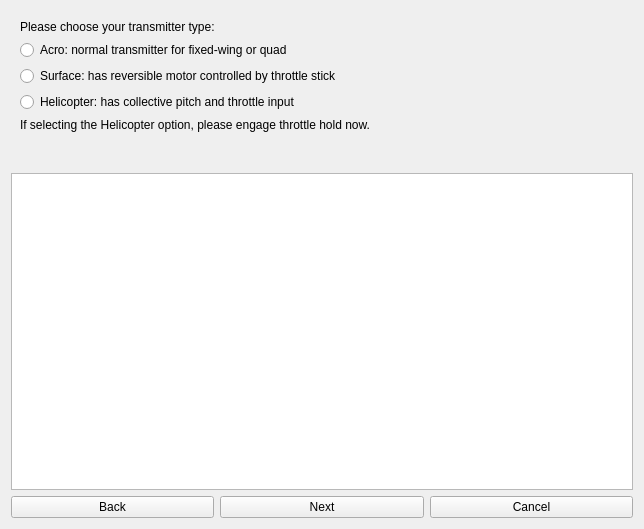
This is ground/openpilotgcs/src/plugins/config/input_wizard.ui in openpilot/OpenPilot as Qt 5 draws it before an edit. The edited form follows.
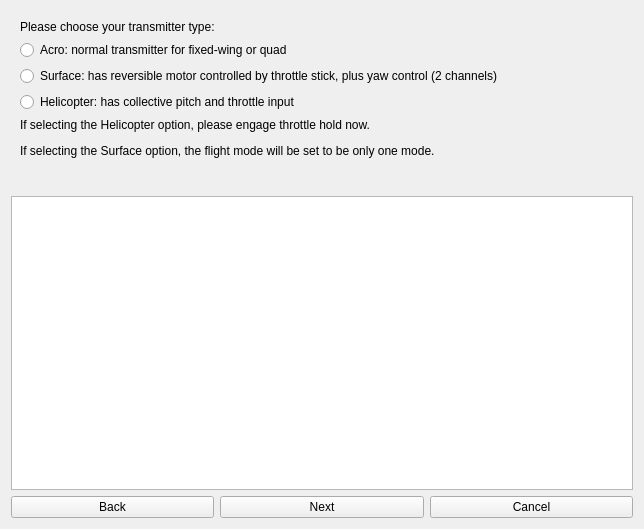
This is the edited form. The open tabs and pages were chosen to show the change.

Commit message: OP-1781 Minor changes according to review results. Leave the stick don't move and 1 flight mode issues to tomorrow

Diff of the .ui file:
```diff
--- a/ground/openpilotgcs/src/plugins/config/input_wizard.ui
+++ b/ground/openpilotgcs/src/plugins/config/input_wizard.ui
@@ -67,7 +67,7 @@
        <item>
         <widget class="QRadioButton" name="typeGround">
          <property name="text">
-          <string>Surface: has reversible motor controlled by throttle stick</string>
+          <string>Surface: has reversible motor controlled by throttle stick, plus yaw control (2 channels)</string>
          </property>
         </widget>
        </item>
@@ -81,7 +81,7 @@
        <item>
         <widget class="QLabel" name="typePageFooter">
          <property name="text">
-          <string>If selecting the Helicopter option, please engage throttle hold now.</string>
+          <string>&lt;html&gt;&lt;head/&gt;&lt;body&gt;&lt;p&gt;If selecting the Helicopter option, please engage throttle hold now.&lt;/p&gt;&lt;p&gt;If selecting the Surface option, the flight mode will be set to be only one mode.&lt;/p&gt;&lt;/body&gt;&lt;/html&gt;</string>
          </property>
          <property name="wordWrap">
           <bool>true</bool>
```
Left out of the diff: 2 changed lines with no effect on the pictures. The commit also changes 1 other file.
